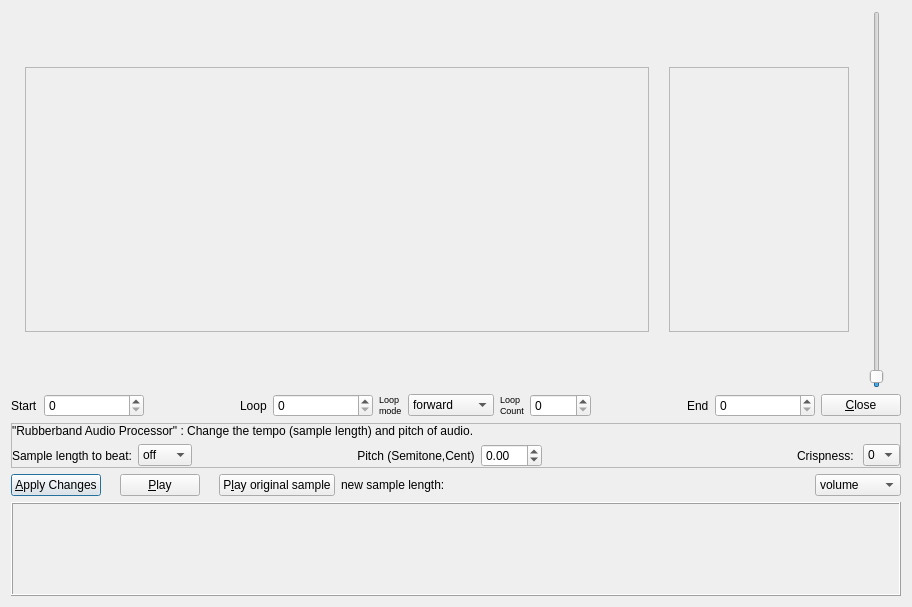
hydrogen-music/hydrogen, file src/gui/src/SampleEditor/SampleEditor_UI.ui: the form before one commit.
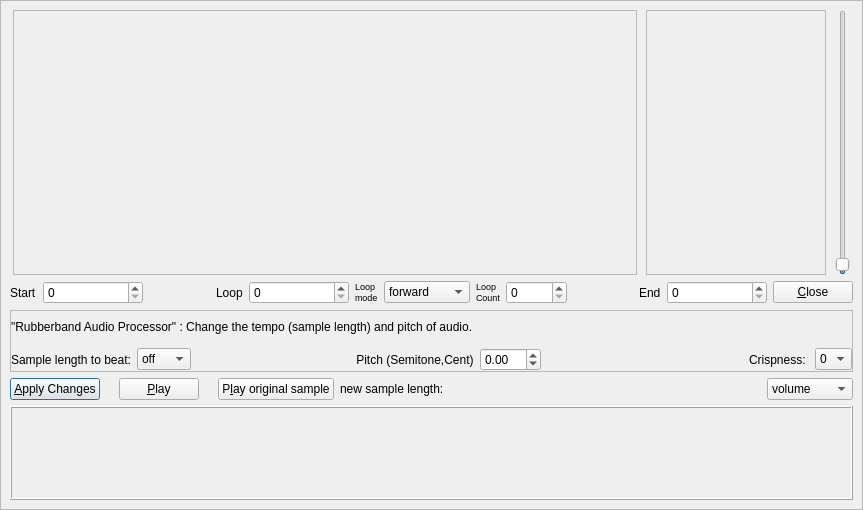
The form after the commit.

Commit message:
SampleEditor: all scaling using scroll bars
when using a large scaling factor and the widget will not fit the screen anymore, we now show scrollbars to make all the window accessible instead of letting it overflow the display.

In addition, the layout of the widget was subtilely broken

Diff of the .ui file:
```diff
--- a/src/gui/src/SampleEditor/SampleEditor_UI.ui
+++ b/src/gui/src/SampleEditor/SampleEditor_UI.ui
@@ -6,14 +6,71 @@
    <rect>
     <x>0</x>
     <y>0</y>
-    <width>912</width>
-    <height>607</height>
+    <width>863</width>
+    <height>510</height>
    </rect>
   </property>
+  <property name="sizePolicy">
+   <sizepolicy hsizetype="Preferred" vsizetype="Preferred">
+    <horstretch>0</horstretch>
+    <verstretch>0</verstretch>
+   </sizepolicy>
+  </property>
   <property name="windowTitle">
    <string>Dialog</string>
   </property>
+  <layout class="QVBoxLayout" name="scrollAreaLayout">
+   <property name="spacing">
+    <number>0</number>
+   </property>
+   <property name="leftMargin">
+    <number>0</number>
+   </property>
+   <property name="topMargin">
+    <number>0</number>
+   </property>
+   <property name="rightMargin">
+    <number>0</number>
+   </property>
+   <property name="bottomMargin">
+    <number>0</number>
+   </property>
+   <item>
+    <widget class="QScrollArea" name="scrollArea">
+     <property name="sizePolicy">
+      <sizepolicy hsizetype="Preferred" vsizetype="Preferred">
+       <horstretch>0</horstretch>
+       <verstretch>0</verstretch>
+      </sizepolicy>
+     </property>
+     <property name="widgetResizable">
+      <bool>true</bool>
+     </property>
+     <widget class="QWidget" name="scrollAreaContent">
+      <property name="geometry">
+       <rect>
+        <x>0</x>
+        <y>0</y>
+        <width>861</width>
+        <height>508</height>
+       </rect>
+      </property>
+      <property name="minimumSize">
+       <size>
+        <width>861</width>
+        <height>508</height>
+       </size>
+      </property>
   <layout class="QGridLayout" name="gridLayout_2">
+       <property name="leftMargin">
+        <number>9</number>
+       </property>
+       <property name="rightMargin">
+        <number>9</number>
+       </property>
+       <property name="spacing">
+        <number>6</number>
+       </property>
    <item row="2" column="0" colspan="2">
     <widget class="QFrame" name="RubberbandCframe">
      <property name="frameShape">
@@ -690,8 +747,26 @@
    </item>
    <item row="0" column="0" colspan="2">
     <layout class="QHBoxLayout" name="mainSampleViewLayout">
+         <property name="spacing">
+          <number>6</number>
+         </property>
+         <property name="sizeConstraint">
+          <enum>QLayout::SetFixedSize</enum>
+         </property>
+         <property name="leftMargin">
+          <number>0</number>
+         </property>
+         <property name="topMargin">
+          <number>0</number>
+         </property>
      <item>
       <widget class="QFrame" name="mainSampleview">
+           <property name="sizePolicy">
+            <sizepolicy hsizetype="Fixed" vsizetype="Fixed">
+             <horstretch>0</horstretch>
+             <verstretch>0</verstretch>
+            </sizepolicy>
+           </property>
        <property name="minimumSize">
         <size>
          <width>624</width>
@@ -717,6 +792,12 @@
      </item>
      <item>
       <widget class="QFrame" name="mainSampleAdjustView">
+           <property name="sizePolicy">
+            <sizepolicy hsizetype="Fixed" vsizetype="Fixed">
+             <horstretch>0</horstretch>
+             <verstretch>0</verstretch>
+            </sizepolicy>
+           </property>
        <property name="minimumSize">
         <size>
          <width>180</width>
@@ -739,6 +820,12 @@
      </item>
      <item>
       <widget class="QSlider" name="verticalzoomSlider">
+           <property name="maximumSize">
+            <size>
+             <width>16777215</width>
+             <height>265</height>
+            </size>
+           </property>
        <property name="value">
         <number>1</number>
        </property>
@@ -769,9 +856,10 @@
     </widget>
    </item>
   </layout>
-  <zorder>targetSampleView</zorder>
-  <zorder>ClosePushButton</zorder>
-  <zorder>RubberbandCframe</zorder>
+     </widget>
+    </widget>
+   </item>
+  </layout>
  </widget>
  <tabstops>
   <tabstop>ProcessingTypeComboBox</tabstop>
```
Lines whose indentation alone changed are shown as unchanged. The commit also changes 1 other file.
